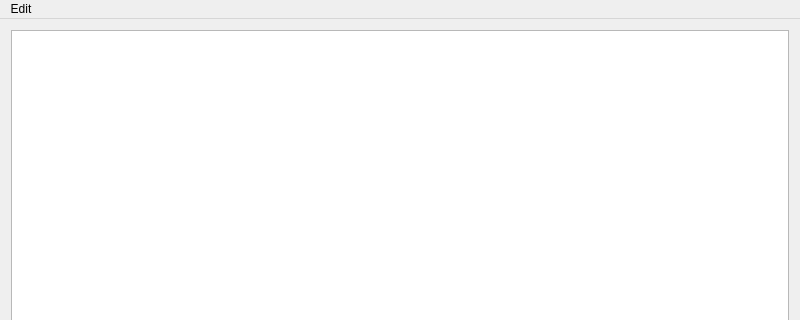
Before: the Qt Designer form Books.ui in shamsuzzamansadi/libraryBird, drawn with Qt 5; both pictures show x 0 to 800 and y 0 to 320 of the 800 by 480 pixel window.
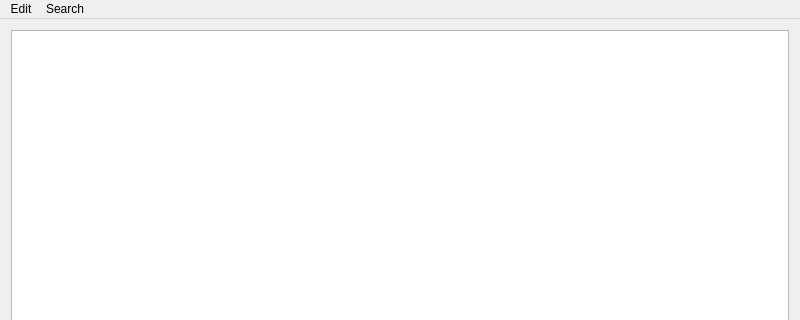
After: the same form once the commit is applied.

```diff
--- a/Books.ui
+++ b/Books.ui
@@ -26,7 +26,7 @@
      <x>0</x>
      <y>0</y>
      <width>800</width>
-     <height>25</height>
+     <height>22</height>
     </rect>
    </property>
    <widget class="QMenu" name="menuEdit">
@@ -38,7 +38,15 @@
     <addaction name="actionDelete"/>
     <addaction name="actionQuit"/>
    </widget>
+   <widget class="QMenu" name="menuSearch">
+    <property name="title">
+     <string>Search</string>
+    </property>
+    <addaction name="actionFind"/>
+    <addaction name="actionReset"/>
+   </widget>
    <addaction name="menuEdit"/>
+   <addaction name="menuSearch"/>
   </widget>
   <action name="actionNew">
    <property name="text">
```
Left out of the diff: 10 changed lines with no effect on the pictures.
